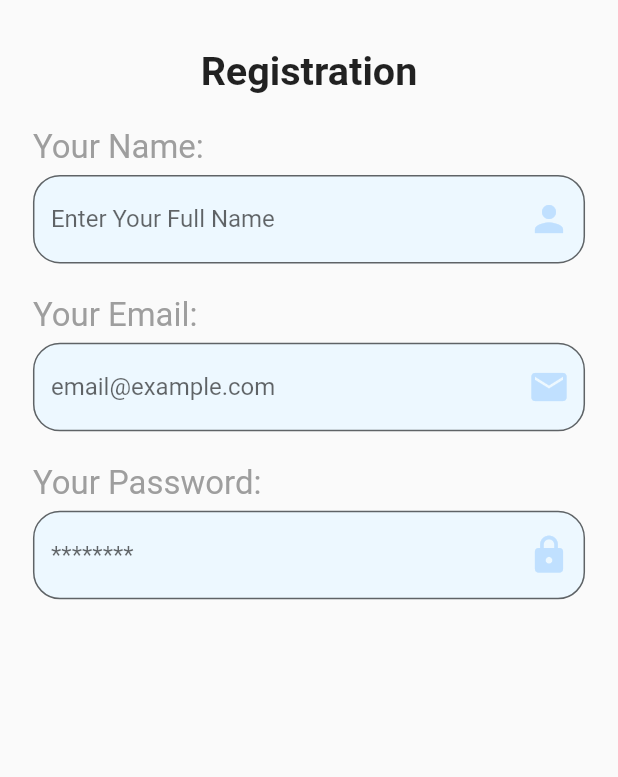
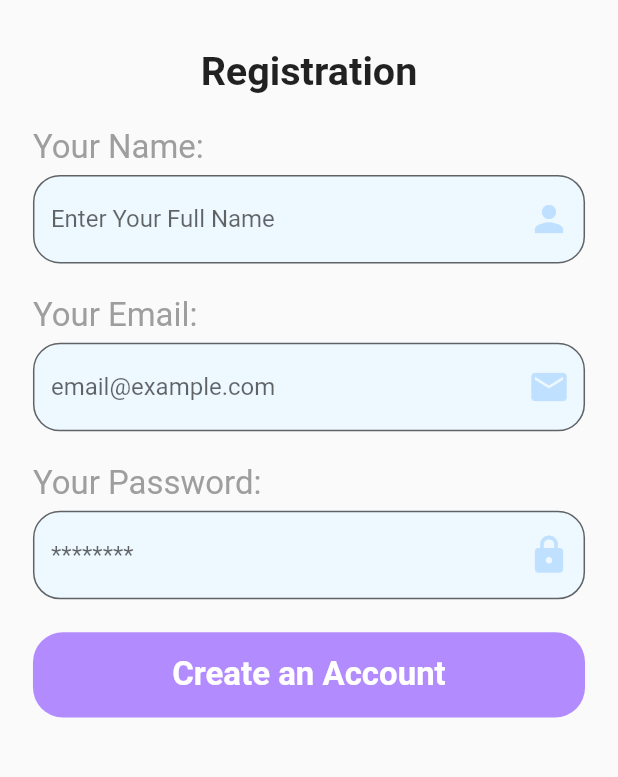
Before and after one commit to KhubaibJamal/devathon, a Flutter app: the screen it shows after launch, on a phone screen of 412 x 824 dp, the part 407-1184 px from its top. Run offline on Flutter 3.47's test engine with Material 2 defaults, Android fonts, the phone set to English and light mode, and no system bars; our stand-ins replace firebase_core; accounts and stored records are empty.

Commit message:
complete sign up screen

```diff
--- /dev/null
+++ b/lib/components/custom_image.dart
@@ -0,0 +1,20 @@
+import 'package:flutter/material.dart';
+
+class CustomImage extends StatelessWidget {
+  const CustomImage({super.key});
+
+  @override
+  Widget build(BuildContext context) {
+    return Container(
+      decoration: const BoxDecoration(
+        image: DecorationImage(
+          fit: BoxFit.contain,
+          scale: 1.5,
+          image: AssetImage(
+            'assets/images/splash_3.png',
+          ),
+        ),
+      ),
+    );
+  }
+}
--- /dev/null
+++ b/lib/components/default_button.dart
@@ -0,0 +1,41 @@
+import 'package:devathon/const.dart';
+import 'package:flutter/material.dart';
+
+import '../size_config.dart';
+
+class DefaultButton extends StatelessWidget {
+  const DefaultButton({
+    Key? key,
+    required this.text,
+    required this.press,
+    this.borderRadius = 12,
+  }) : super(key: key);
+  final String text;
+  final VoidCallback press;
+  final double? borderRadius;
+
+  @override
+  Widget build(BuildContext context) {
+    return SizedBox(
+      width: double.infinity,
+      height: getProportionateScreenHeight(56),
+      child: TextButton(
+        style: TextButton.styleFrom(
+          shape: RoundedRectangleBorder(
+            borderRadius: BorderRadius.circular(borderRadius!),
+          ),
+          backgroundColor: purpleColor,
+        ),
+        onPressed: press,
+        child: Text(
+          text,
+          style: TextStyle(
+            fontSize: getProportionateScreenWidth(20),
+            fontWeight: FontWeight.bold,
+            color: whiteColor,
+          ),
+        ),
+      ),
+    );
+  }
+}
--- a/lib/const.dart
+++ b/lib/const.dart
@@ -3,8 +3,9 @@ import 'package:flutter/material.dart';
 
 const textFieldColor = Color(0xFFedf8ff);
 const textFieldBorderColor = Color(0xFFd1eaff);
-
 const iconColor = Color(0xFFc0e0ff);
+const purpleColor = Color(0xFFb28cff);
+const whiteColor = Color(0xFFFFFFFF);
 
 final defaultTextStyle = TextStyle(
   fontWeight: FontWeight.bold,
@@ -24,12 +25,18 @@ InputDecoration customInputDecoration({
     ),
     filled: true,
     fillColor: textFieldColor,
-    border: OutlineInputBorder(
-      borderSide: const BorderSide(
-        color: textFieldBorderColor,
-        width: 1.5,
-      ),
-      borderRadius: BorderRadius.circular(18),
-    ),
+    errorBorder: outlineInputBorder(),
+    focusedBorder: outlineInputBorder(),
+    border: outlineInputBorder(),
   );
 }
+
+OutlineInputBorder outlineInputBorder() {
+  return OutlineInputBorder(
+    borderSide: const BorderSide(
+      color: textFieldBorderColor,
+      width: 1.5,
+    ),
+    borderRadius: BorderRadius.circular(18),
+  );
+}
--- a/lib/screens/sign_up/components/body.dart
+++ b/lib/screens/sign_up/components/body.dart
@@ -2,6 +2,7 @@ import 'package:devathon/const.dart';
 import 'package:devathon/screens/sign_up/components/sign_up_form.dart';
 import 'package:flutter/material.dart';
 
+import '../../../components/custom_image.dart';
 import '../../../size_config.dart';
 
 class Body extends StatelessWidget {
@@ -15,18 +16,8 @@ class Body extends StatelessWidget {
         child: Column(
           children: [
             // image
-            Expanded(
-              child: Container(
-                decoration: const BoxDecoration(
-                  image: DecorationImage(
-                    fit: BoxFit.contain,
-                    scale: 1.5,
-                    image: AssetImage(
-                      'assets/images/splash_3.png',
-                    ),
-                  ),
-                ),
-              ),
+            const Expanded(
+              child: CustomImage(),
             ),
             SizedBox(height: getProportionateScreenWidth(30)),
 
--- a/lib/screens/sign_up/components/sign_up_form.dart
+++ b/lib/screens/sign_up/components/sign_up_form.dart
@@ -1,3 +1,4 @@
+import 'package:devathon/components/default_button.dart';
 import 'package:devathon/size_config.dart';
 import 'package:flutter/material.dart';
 
@@ -70,6 +71,14 @@ class _SignUpFormState extends State<SignUpForm> {
                 icon: Icons.lock,
               ),
             ),
+
+            // defult button
+            SizedBox(height: getProportionateScreenWidth(20)),
+            DefaultButton(
+              text: "Create an Account",
+              borderRadius: 20,
+              press: () {},
+            ),
           ],
         ),
       ),
```
